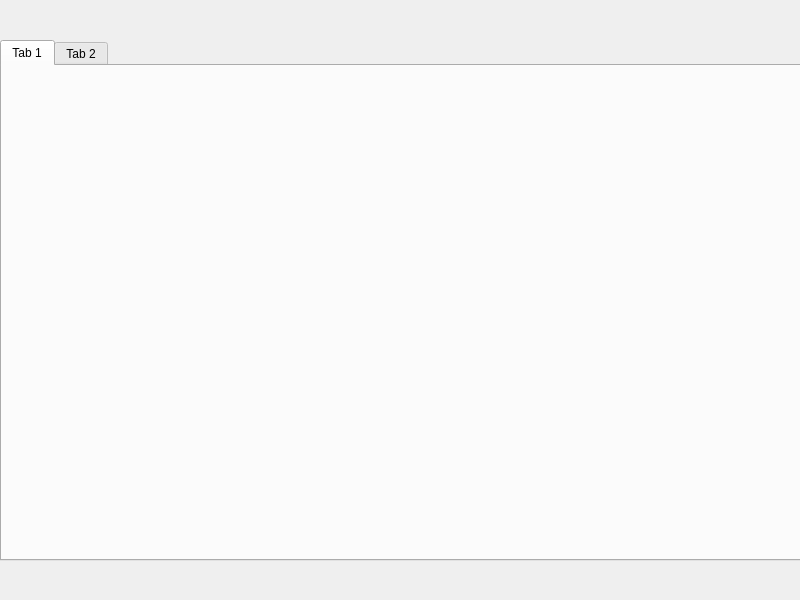
The window that userdashboard.ui (hsetlik/CodexReader) describes before a commit, drawn with Qt 5.
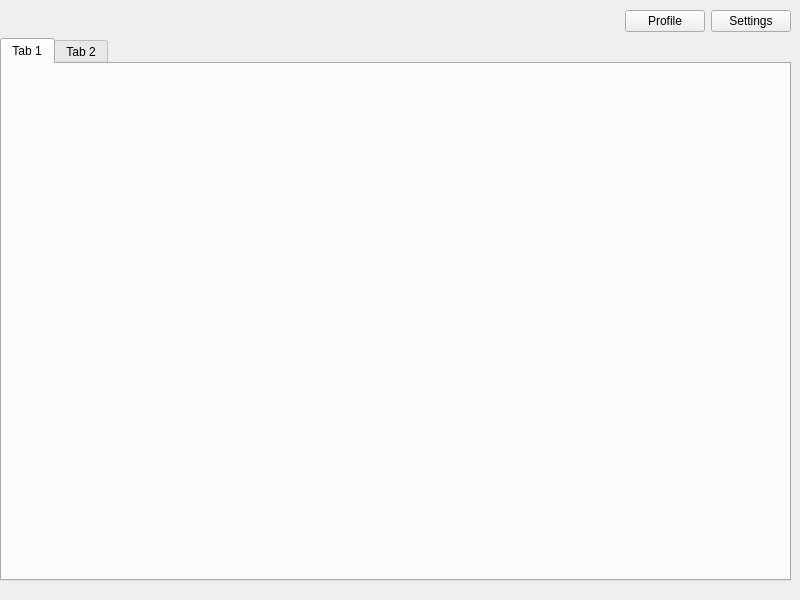
The same window after the commit.

```diff
--- a/userdashboard.ui
+++ b/userdashboard.ui
@@ -13,15 +13,52 @@
   <property name="windowTitle">
    <string>Form</string>
   </property>
-  <widget class="QTabWidget" name="tabWidget">
+  <widget class="QWidget" name="">
    <property name="geometry">
     <rect>
      <x>0</x>
-     <y>40</y>
-     <width>801</width>
-     <height>521</height>
+     <y>10</y>
+     <width>791</width>
+     <height>571</height>
     </rect>
    </property>
+   <layout class="QVBoxLayout" name="verticalLayout">
+    <item>
+     <layout class="QHBoxLayout" name="horizontalLayout">
+      <item>
+       <spacer name="horizontalSpacer">
+        <property name="orientation">
+         <enum>Qt::Horizontal</enum>
+        </property>
+        <property name="sizeHint" stdset="0">
+         <size>
+          <width>40</width>
+          <height>20</height>
+         </size>
+        </property>
+       </spacer>
+      </item>
+      <item>
+       <widget class="QPushButton" name="profileButton">
+        <property name="text">
+         <string>Profile</string>
+        </property>
+       </widget>
+      </item>
+      <item>
+       <widget class="QPushButton" name="settingsButton">
+        <property name="text">
+         <string>Settings</string>
+        </property>
+       </widget>
+      </item>
+     </layout>
+    </item>
+    <item>
+     <widget class="QTabWidget" name="tabWidget">
+      <property name="currentIndex">
+       <number>0</number>
+      </property>
    <widget class="QWidget" name="tab">
     <attribute name="title">
      <string>Tab 1</string>
@@ -32,6 +69,9 @@
      <string>Tab 2</string>
     </attribute>
    </widget>
+     </widget>
+    </item>
+   </layout>
   </widget>
  </widget>
  <resources/>
```
Lines whose indentation alone changed are shown as unchanged.
